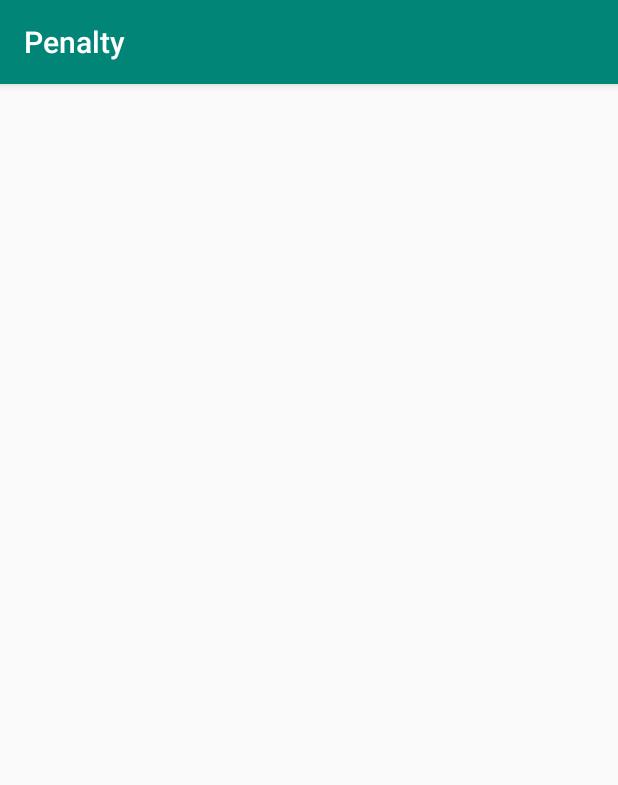
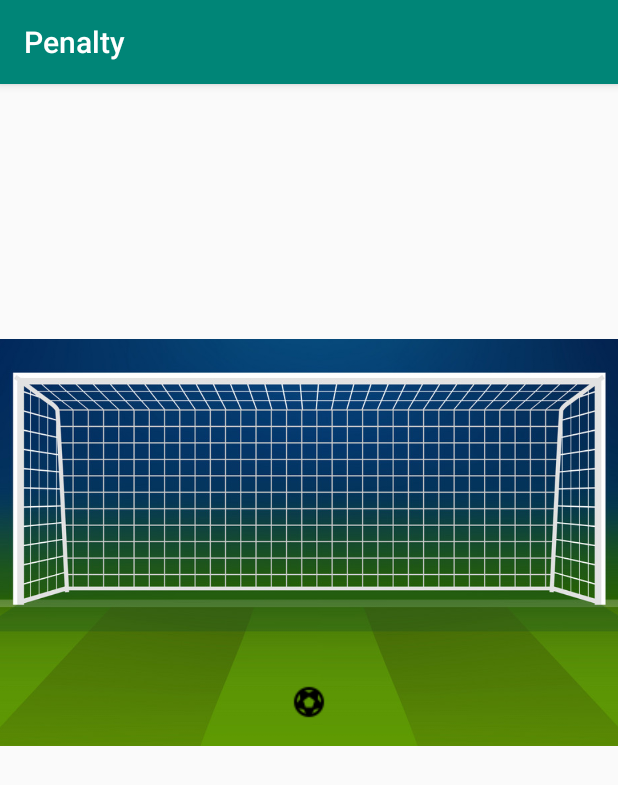
Before and after one commit to chenquzhao/PenaltyKick, an Android app: the ThirdActivity screen opened directly, with no data from a screen before it, on a phone screen of 412 x 824 dp. Shown: the top 785 px of the screen. Run offline under Robolectric (Android 15) with nearby library versions, the phone set to English and light mode, and no system bars.

Commit message:
implement basic soccer kick

```diff
--- a/app/src/main/java/com/example/a26083/penalty/ThirdActivity.java
+++ b/app/src/main/java/com/example/a26083/penalty/ThirdActivity.java
@@ -1,5 +1,6 @@
 package com.example.a26083.penalty;
 
+import android.media.Image;
 import android.support.v4.view.GestureDetectorCompat;
 import android.support.v7.app.AppCompatActivity;
 import android.os.Bundle;
@@ -7,18 +8,25 @@ import android.view.Menu;
 import android.view.MotionEvent;
 import android.gesture.Gesture;
 import static android.view.GestureDetector.*;
+
+import android.widget.ImageView;
 import android.widget.TextView;
 
 
 public class ThirdActivity extends AppCompatActivity implements OnGestureListener,OnDoubleTapListener{
 
-    private static TextView textView;
+    private static ImageView textView;
     private GestureDetectorCompat GestureDetect;
+    private ImageView soccer;
+
 
     @Override
     protected void onCreate(Bundle savedInstanceState) {
         super.onCreate(savedInstanceState);
         setContentView(R.layout.activity_third);
+
+        soccer = (ImageView) findViewById(R.id.soccer);
+        soccer.setImageResource(R.drawable.soccer);
 
 
         TextView txt3 = (TextView) findViewById(R.id.txt3);
@@ -34,7 +42,9 @@ public class ThirdActivity extends AppCompatActivity implements OnGestureListene
             txt5.setText(value3);
     }
 
-        textView = (TextView) findViewById(R.id.txt6);
+        textView = (ImageView) findViewById(R.id.txt6);
+        textView.setImageResource(R.drawable.goal);
+
         GestureDetect = new GestureDetectorCompat(this,this);
         GestureDetect.setOnDoubleTapListener(this);
 
@@ -49,55 +59,58 @@ public class ThirdActivity extends AppCompatActivity implements OnGestureListene
 
     @Override
     public boolean onSingleTapConfirmed(MotionEvent e) {
-        textView.setText("onSingleTapConfirmed" + e.toString());
+
         return false;
     }
 
     @Override
     public boolean onDoubleTap(MotionEvent e) {
-        textView.setText("OnDoubleTap" + e.toString());
         return false;
     }
 
     @Override
     public boolean onDoubleTapEvent(MotionEvent e) {
-        textView.setText("onDoubleTapEvent" + e.toString());
+
+        soccer.setTranslationX(10);
+        soccer.setTranslationY(10);
         return false;
     }
 
     @Override
     public boolean onDown(MotionEvent e) {
-        textView.setText("onDown" + e.toString());
+
         return false;
     }
 
     @Override
     public void onShowPress(MotionEvent e) {
-        textView.setText("onShowPress" + e.toString());
+
 
     }
 
     @Override
     public boolean onSingleTapUp(MotionEvent e) {
-        textView.setText("onSingleTapUp" + e.toString());
+
         return false;
     }
 
     @Override
     public boolean onScroll(MotionEvent e1, MotionEvent e2, float distanceX, float distanceY) {
-        textView.setText("onScroll" + e1.toString() + e2.toString());
+        soccer.setTranslationX(-300);
+        soccer.setTranslationY(-300);
+
         return false;
     }
 
     @Override
     public void onLongPress(MotionEvent e) {
-        textView.setText("onLongPress" + e.toString());
+
 
     }
 
     @Override
     public boolean onFling(MotionEvent e1, MotionEvent e2, float velocityX, float velocityY) {
-        textView.setText("onFling" + e1.toString() + e2.toString());
+
         return false;
     }
 }
--- a/app/src/main/res/layout/activity_third.xml
+++ b/app/src/main/res/layout/activity_third.xml
@@ -22,11 +22,17 @@
         android:layout_below="@+id/txt4"
         android:id="@+id/txt5"/>
 
-    <TextView
+    <ImageView
         android:layout_width="match_parent"
         android:layout_height="wrap_content"
-        android:layout_below="@+id/txt5"
+        android:layout_marginTop="0dp"
         android:id="@+id/txt6"/>
+
+    <ImageView
+        android:layout_width="match_parent"
+        android:layout_height="wrap_content"
+        android:layout_marginTop="400dp"
+        android:id="@+id/soccer"/>
 
 
 </RelativeLayout>
```
Also changed, not shown: app/src/main/res/drawable/goal.png (added), app/src/main/res/drawable/soccer.png (added).
